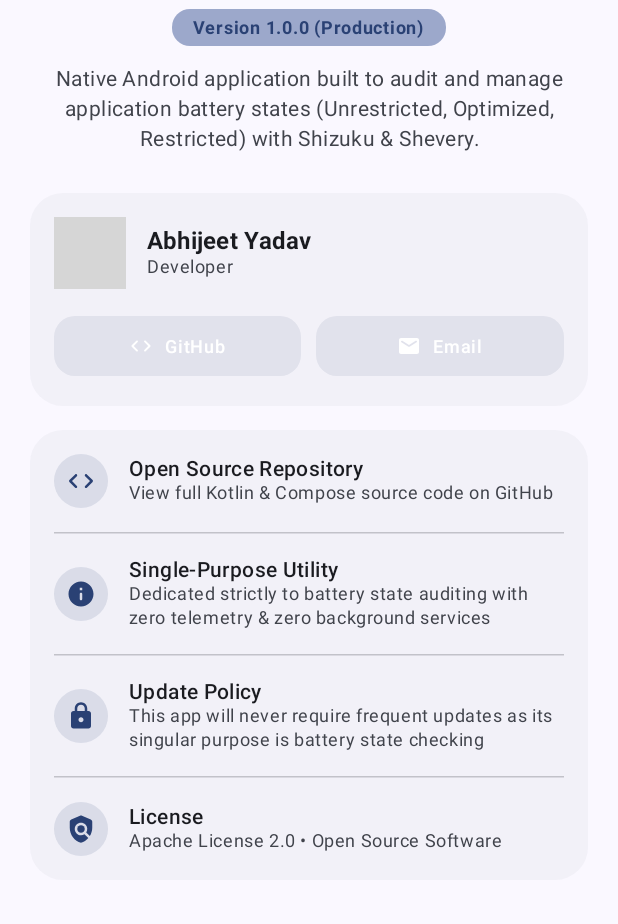
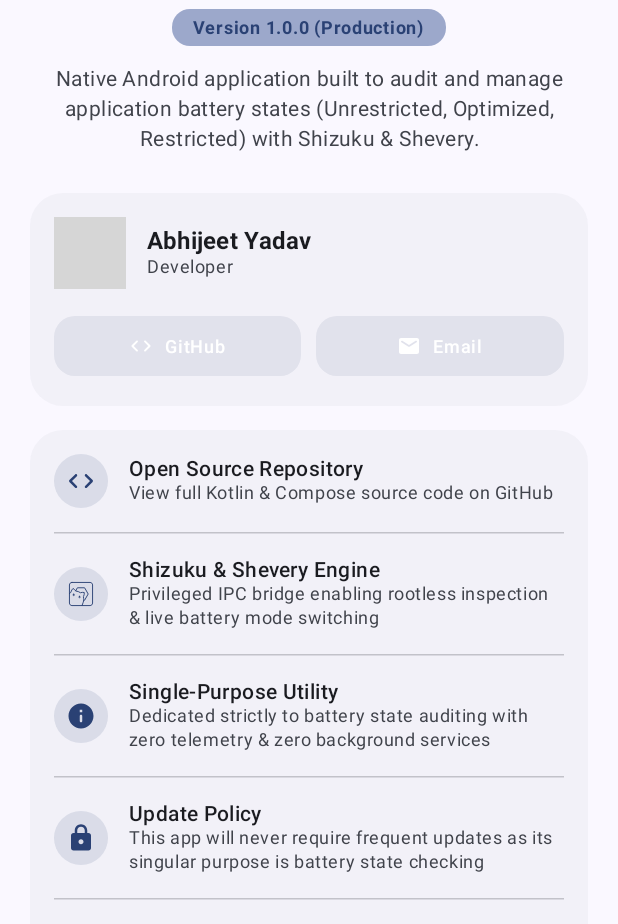
Before and after one commit to mrdarksidetm/Android-Battery-Unrestricted-Checker, an Android app built with Jetpack Compose: the composable AboutScreen shown on its own in the app's theme, on a phone screen of 412 x 824 dp, the part 312-1236 px from its top. Run offline under Robolectric (Android 15) with nearby library versions, the light colour scheme and no system bars; grey boxes are pictures that could not be loaded.

Commit message:
feat(branding): integrate official Shizuku vector logo across banner, guide, and about screen

```diff
--- a/app/src/main/java/com/unrestricted/batterychecker/ui/screens/AboutScreen.kt
+++ b/app/src/main/java/com/unrestricted/batterychecker/ui/screens/AboutScreen.kt
@@ -45,6 +45,7 @@ import androidx.compose.runtime.Composable
 import androidx.compose.ui.Alignment
 import androidx.compose.ui.Modifier
 import androidx.compose.ui.draw.clip
+import androidx.compose.ui.graphics.painter.Painter
 import androidx.compose.ui.graphics.vector.ImageVector
 import androidx.compose.ui.layout.ContentScale
 import androidx.compose.ui.platform.LocalContext
@@ -226,6 +227,13 @@ fun AboutScreen(
                     )
                     HorizontalDivider(modifier = Modifier.padding(horizontal = 16.dp), color = MaterialTheme.colorScheme.outlineVariant.copy(alpha = 0.4f))
                     AboutListTile(
+                        painter = painterResource(id = R.drawable.ic_shizuku_logo),
+                        title = "Shizuku & Shevery Engine",
+                        subtitle = "Privileged IPC bridge enabling rootless inspection & live battery mode switching",
+                        onClick = {}
+                    )
+                    HorizontalDivider(modifier = Modifier.padding(horizontal = 16.dp), color = MaterialTheme.colorScheme.outlineVariant.copy(alpha = 0.4f))
+                    AboutListTile(
                         icon = Icons.Rounded.Info,
                         title = "Single-Purpose Utility",
                         subtitle = "Dedicated strictly to battery state auditing with zero telemetry & zero background services",
@@ -263,6 +271,48 @@ fun AboutScreen(
             )
 
             Spacer(modifier = Modifier.height(24.dp))
+        }
+    }
+}
+
+@Composable
+private fun AboutListTile(
+    painter: Painter,
+    title: String,
+    subtitle: String,
+    onClick: () -> Unit
+) {
+    Row(
+        verticalAlignment = Alignment.CenterVertically,
+        modifier = Modifier
+            .fillMaxWidth()
+            .clickable { onClick() }
+            .padding(16.dp)
+    ) {
+        Box(
+            modifier = Modifier
+                .size(36.dp)
+                .background(MaterialTheme.colorScheme.primary.copy(alpha = 0.12f), CircleShape),
+            contentAlignment = Alignment.Center
+        ) {
+            Icon(
+                painter = painter,
+                contentDescription = null,
+                tint = MaterialTheme.colorScheme.primary,
+                modifier = Modifier.size(20.dp)
+            )
+        }
+        Spacer(modifier = Modifier.width(14.dp))
+        Column(modifier = Modifier.weight(1f)) {
+            Text(
+                text = title,
+                style = MaterialTheme.typography.bodyMedium.copy(fontWeight = FontWeight.SemiBold)
+            )
+            Text(
+                text = subtitle,
+                style = MaterialTheme.typography.bodySmall,
+                color = MaterialTheme.colorScheme.onSurfaceVariant
+            )
         }
     }
 }
--- a/app/src/main/res/drawable/ic_shizuku_logo.xml
+++ b/app/src/main/res/drawable/ic_shizuku_logo.xml
@@ -3,15 +3,39 @@
     android:height="48dp"
     android:viewportWidth="48"
     android:viewportHeight="48">
-    <!-- Shizuku drop shape -->
+    <!-- Outer rounded frame (rx=4, ry=4, x=5.5, y=5.5, w=37, h=37) -->
     <path
-        android:fillColor="#6750A4"
-        android:pathData="M24,4C24,4 10,19.2 10,29C10,36.7 16.3,43 24,43C31.7,43 38,36.7 38,29C38,19.2 24,4 24,4Z" />
-    <!-- Inner face/sparkle detail -->
+        android:strokeColor="#FF0061A4"
+        android:strokeWidth="1.5"
+        android:strokeLineCap="round"
+        android:strokeLineJoin="round"
+        android:pathData="M 9.5,5.5 h 29 a 4,4 0 0,1 4,4 v 29 a 4,4 0 0,1 -4,4 h -29 a 4,4 0 0,1 -4,-4 v -29 a 4,4 0 0,1 4,-4 Z" />
+    <!-- Upper hexagon shield outline -->
     <path
-        android:fillColor="#FFFFFF"
-        android:pathData="M24,14C23.2,14 18,22 18,28C18,31.3 20.7,34 24,34C27.3,34 30,31.3 30,28C30,22 24.8,14 24,14Z" />
+        android:strokeColor="#FF0061A4"
+        android:strokeWidth="1.5"
+        android:strokeLineCap="round"
+        android:strokeLineJoin="round"
+        android:pathData="M28.31,33.96h1.44L35.5,24l-5.75,-9.96h-11.5l-2.81,4.87" />
+    <!-- Shizuku character face & body contour -->
     <path
-        android:fillColor="#6750A4"
-        android:pathData="M21,26a2,2 0 1,0 4,0a2,2 0 1,0 -4,0M25,26a2,2 0 1,0 4,0a2,2 0 1,0 -4,0" />
+        android:strokeColor="#FF0061A4"
+        android:strokeWidth="1.5"
+        android:strokeLineCap="round"
+        android:strokeLineJoin="round"
+        android:pathData="m25.65,42.5l1.92,-5.28a13.3,13.3 0 0,0 0.16,-8.63l0.34,-0.62a12.13,12.13 0 0,0 1.14,-6.35a12,12 0 0,0 -5.92,0.3l-0.21,0.07a13.5,13.5 0 0,0 -3.49,-1.9h0a13.5,13.5 0 0,0 -3.91,-0.79l-0.11,-0.19a12.1,12.1 0 0,0 -4.34,-4A12,12 0 0,0 8,20.67q-0.09,0.34 -0.15,0.69a13.7,13.7 0 0,0 -2.35,1.92" />
+    <!-- Character eye 1 -->
+    <path
+        android:strokeColor="#FF0061A4"
+        android:strokeWidth="1.5"
+        android:strokeLineCap="round"
+        android:strokeLineJoin="round"
+        android:pathData="M 12.35,24.43 a 1.1,1.1 0 1,0 0,2.2 a 1.1,1.1 0 1,0 0,-2.2 Z" />
+    <!-- Character eye 2 -->
+    <path
+        android:strokeColor="#FF0061A4"
+        android:strokeWidth="1.5"
+        android:strokeLineCap="round"
+        android:strokeLineJoin="round"
+        android:pathData="M 21.63,27.81 a 1.1,1.1 0 1,0 0,2.2 a 1.1,1.1 0 1,0 0,-2.2 Z" />
 </vector>
```
Also changed, not shown: app/src/main/java/com/unrestricted/batterychecker/ui/components/ShizukuStatusBanner.kt (+10 -1 lines), app/src/main/java/com/unrestricted/batterychecker/ui/screens/GuideDialog.kt (+36 -0 lines), 1 other file.
